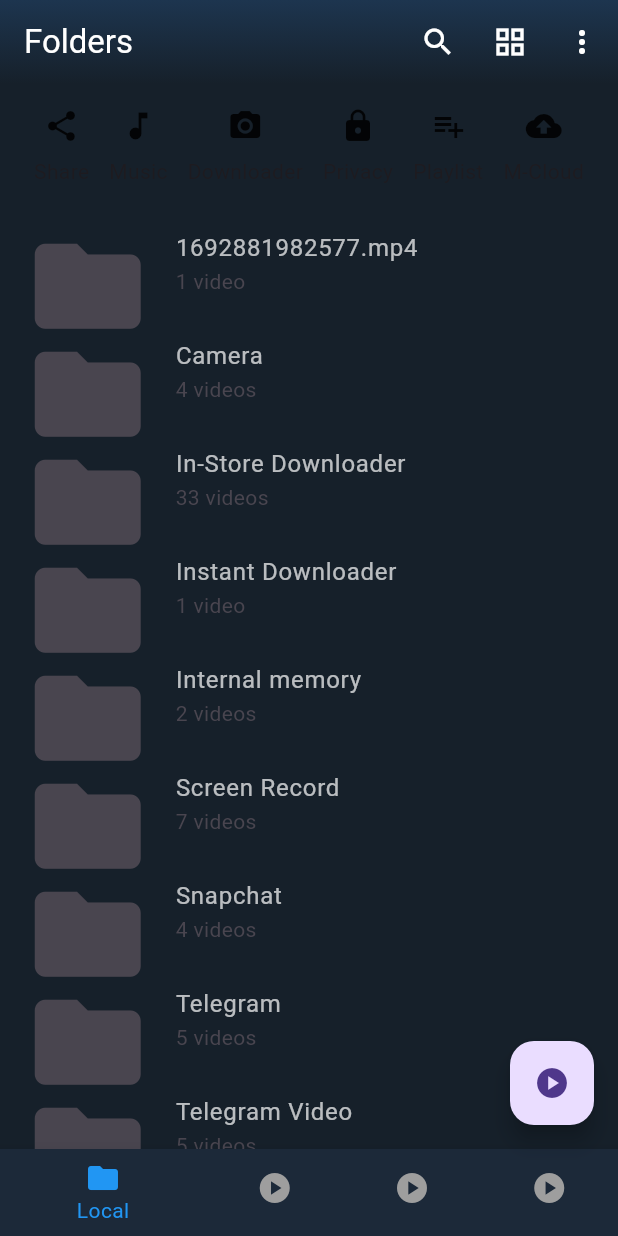
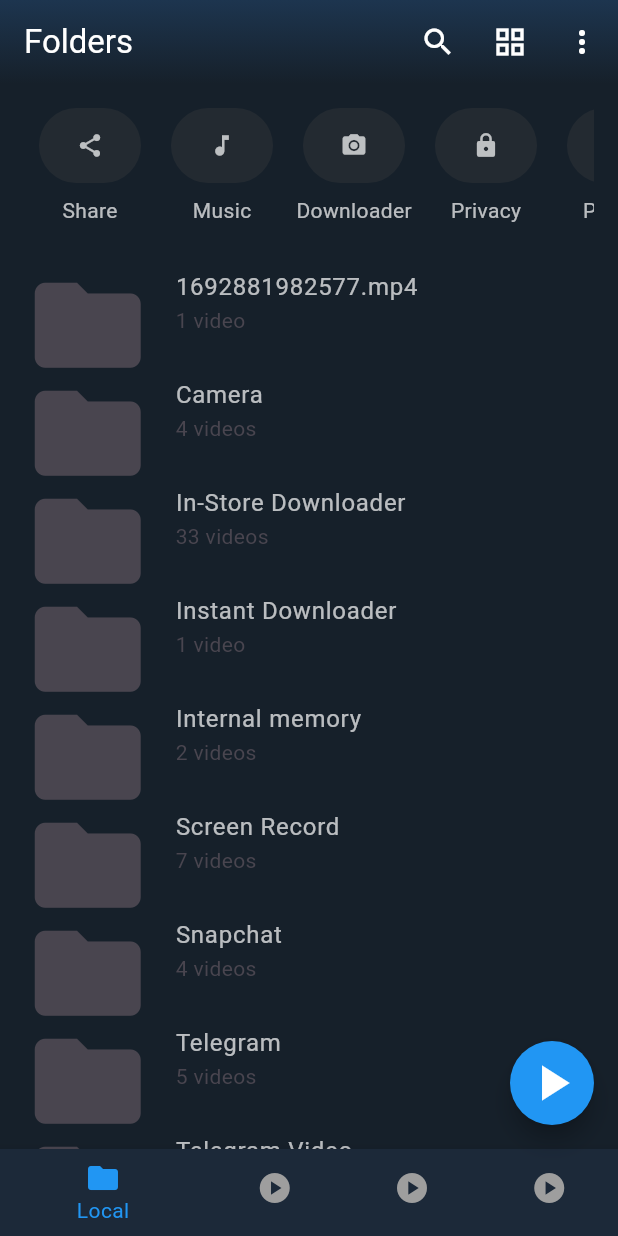
Before and after one commit to MauryaAayush/mx_player_clone, a Flutter app: the screen it shows after launch, on a phone screen of 412 x 824 dp. Run offline on Flutter 3.47's test engine with Material 3 defaults, Android fonts, the phone set to English and light mode, and no system bars; our stand-ins replace cached_network_image, chewie, video_player.

Commit message:
Radhey Radhey

```diff
--- a/lib/Views/Main_Screen.dart
+++ b/lib/Views/Main_Screen.dart
@@ -55,6 +55,8 @@ class _MyHomePageState extends State<MyHomePage> {
           children: <Widget>[
             Padding(
               padding: const EdgeInsets.all(16.0),
+              child: SingleChildScrollView(
+                scrollDirection: Axis.horizontal,
                 child: Row(
                   mainAxisAlignment: MainAxisAlignment.spaceAround,
                   children: <Widget>[
@@ -65,6 +67,7 @@ class _MyHomePageState extends State<MyHomePage> {
                     _buildFolderIcon(Icons.playlist_add, 'Playlist'),
                     _buildFolderIcon(Icons.cloud_upload, 'M-Cloud'),
                   ],
+                ),
               ),
             ),
             Expanded(
@@ -109,16 +112,16 @@ class _MyHomePageState extends State<MyHomePage> {
           BottomNavigationBarItem(
             icon: Icon(Icons.play_circle),
             label: 'MX Gold',
-
           ),
         ],
         selectedItemColor: Colors.blue,
         unselectedItemColor: Colors.grey,
-        backgroundColor: Colors.red,
       ),
       floatingActionButton: FloatingActionButton(
+        backgroundColor: Colors.blue,
+        shape: const CircleBorder(),
         onPressed: () {},
-        child: Icon(Icons.play_circle),
+        child: Icon(Icons.play_arrow,color: Colors.white,size: 40,),
       ),
     );
   }
@@ -126,10 +129,21 @@ class _MyHomePageState extends State<MyHomePage> {
   Widget _buildFolderIcon(IconData icon, String text) {
     return Column(
       children: <Widget>[
-        Icon(icon),
+        Container(
+          margin: EdgeInsets.symmetric(horizontal: 10),
+            height: 50,
+            padding: EdgeInsets.symmetric(vertical: 10,horizontal: 25),
+            decoration: BoxDecoration(
+                color: Colors.grey.shade800.withOpacity(0.3),
+              borderRadius: BorderRadius.circular(30)
+            ),
+
+            child: Icon(icon,color: Colors.white70,size: 18,)),
         Padding(
           padding: const EdgeInsets.only(top: 8.0),
-          child: Text(text),
+          child: Text(text,style: TextStyle(
+            color: Colors.white70
+          ),),
         ),
       ],
     );
@@ -138,6 +152,7 @@ class _MyHomePageState extends State<MyHomePage> {
   Widget _buildFolderItem(String title, String subtitle, {int? number}) {
     return ListTile(
       leading: Icon(Icons.folder,size: 85,),
+
       title: Text(title,style: TextStyle(
         color: Colors.white70
       ),),
```
Lines whose indentation alone changed are shown as unchanged.
